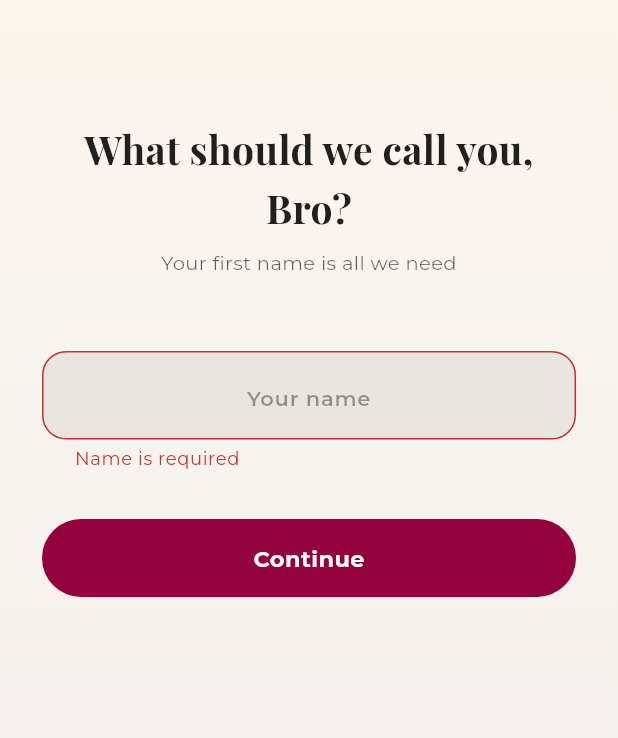
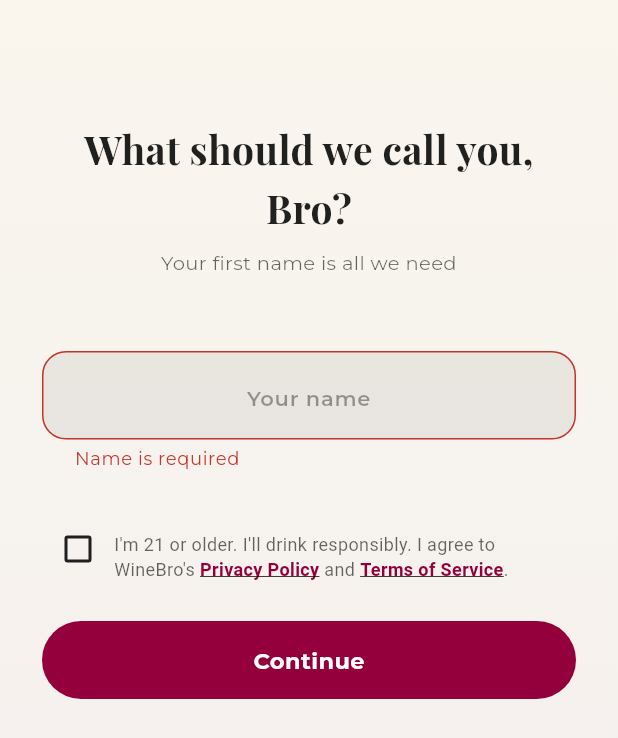
Before and after one commit to dushyantb11-rgb/winebro, a Flutter app: the NameScreen screen opened by its route, after a tap on "Continue", on a phone screen of 412 x 824 dp. Shown: the top 738 px of the screen. Run offline on Flutter 3.47's test engine with Material 3 defaults, Android fonts, the phone set to English and light mode, and no system bars; our stand-ins replace cloud_firestore, firebase_auth, firebase_core, firebase_crashlytics, firebase_messaging, firebase_storage and 8 more; missing offline and left inert: google_mlkit_text_recognition, record, string_similarity; accounts and stored records are empty.

Commit message:
feat(legal): S7.3 — explicit age gate on signup (#33)
Closes the alcohol-app compliance gap. The NameScreen previously
auto-set isAgeVerified=true without asking — required correction
before Play Console / App Store submission.

Now: required checkbox above the Continue button reading
"I'm 21 or older. I'll drink responsibly. I agree to WineBro's
Privacy Policy and Terms of Service." Privacy + Terms link to
https://winebro.web.app/{privacy-policy,terms}.html (already
hosted, also linked from Settings). Continue button shows a
snackbar and refuses to proceed if the box is unchecked.

App (lib/features/auth/presentation/screens/name_screen.dart):
- _ageConfirmed state + _AgeGateRow widget (Checkbox + Text.rich
  with TapGestureRecognizer for inline links).
- _submit() blocks when unchecked; on submit, persists
  isAgeVerified=_ageConfirmed (was: hardcoded true).
- _openLegal() launches policy URLs in external browser.

l10n: 6 new keys (ageGateLeading / Privacy / And / Terms /
Trailing / Required) — split tokens so the inline links are
locale-independent.

Verified:
- flutter analyze lib/ — 0 errors, 0 warnings
- flutter build apk --debug — exit 0

Co-authored-by: PrasannaSwati-UI <300630@ust.com>

```diff
--- a/lib/features/auth/presentation/screens/name_screen.dart
+++ b/lib/features/auth/presentation/screens/name_screen.dart
@@ -1,5 +1,7 @@
 import 'package:flutter/material.dart';
+import 'package:flutter/gestures.dart';
 import 'package:flutter_riverpod/flutter_riverpod.dart';
+import 'package:url_launcher/url_launcher.dart';
 import 'package:winebro/core/l10n/l10n_extension.dart';
 import 'package:winebro/core/theme/app_colors.dart';
 import 'package:winebro/core/utils/validators.dart';
@@ -19,6 +21,7 @@ class _NameScreenState extends ConsumerState<NameScreen> {
   final _nameController = TextEditingController();
   final _formKey = GlobalKey<FormState>();
   bool _isLoading = false;
+  bool _ageConfirmed = false;
 
   @override
   void dispose() {
@@ -28,15 +31,27 @@ class _NameScreenState extends ConsumerState<NameScreen> {
 
   Future<void> _submit() async {
     if (!_formKey.currentState!.validate()) return;
+    if (!_ageConfirmed) {
+      ScaffoldMessenger.of(context).showSnackBar(
+        SnackBar(content: Text(context.l10n.ageGateRequired)),
+      );
+      return;
+    }
 
     setState(() => _isLoading = true);
 
     await ref.read(authStateProvider.notifier).saveProfile(
       displayName: _nameController.text.trim(),
-      isAgeVerified: true,
+      isAgeVerified: _ageConfirmed,
     );
 
     if (mounted) setState(() => _isLoading = false);
+  }
+
+  Future<void> _openLegal(Uri uri) async {
+    if (await canLaunchUrl(uri)) {
+      await launchUrl(uri, mode: LaunchMode.externalApplication);
+    }
   }
 
   @override
@@ -96,7 +111,20 @@ class _NameScreenState extends ConsumerState<NameScreen> {
                 validator: Validators.displayName,
                 onFieldSubmitted: (_) => _submit(),
               ),
-              const SizedBox(height: 32),
+              const SizedBox(height: 28),
+              _AgeGateRow(
+                value: _ageConfirmed,
+                colors: colors,
+                onChanged: (v) =>
+                    setState(() => _ageConfirmed = v ?? false),
+                onTapPrivacy: () => _openLegal(
+                  Uri.parse('https://winebro.web.app/privacy-policy.html'),
+                ),
+                onTapTerms: () => _openLegal(
+                  Uri.parse('https://winebro.web.app/terms.html'),
+                ),
+              ),
+              const SizedBox(height: 24),
               LoadingButton(
                 onPressed: _submit,
                 label: l10n.continueButton,
@@ -109,3 +137,69 @@ class _NameScreenState extends ConsumerState<NameScreen> {
     );
   }
 }
+
+class _AgeGateRow extends StatelessWidget {
+  const _AgeGateRow({
+    required this.value,
+    required this.colors,
+    required this.onChanged,
+    required this.onTapPrivacy,
+    required this.onTapTerms,
+  });
+
+  final bool value;
+  final AppColors colors;
+  final ValueChanged<bool?> onChanged;
+  final VoidCallback onTapPrivacy;
+  final VoidCallback onTapTerms;
+
+  @override
+  Widget build(BuildContext context) {
+    final l10n = context.l10n;
+    final linkStyle = TextStyle(
+      color: colors.paprika,
+      fontWeight: FontWeight.w700,
+      decoration: TextDecoration.underline,
+    );
+    return Row(
+      crossAxisAlignment: CrossAxisAlignment.start,
+      children: [
+        Checkbox(
+          value: value,
+          onChanged: onChanged,
+          activeColor: colors.paprika,
+          checkColor: colors.inkOnHero,
+        ),
+        Expanded(
+          child: Padding(
+            padding: const EdgeInsets.only(top: 12),
+            child: Text.rich(
+              TextSpan(
+                style: TextStyle(
+                  color: colors.textSecondary,
+                  fontSize: 12,
+                  height: 1.45,
+                ),
+                children: [
+                  TextSpan(text: l10n.ageGateLeading),
+                  TextSpan(
+                    text: l10n.ageGatePrivacy,
+                    style: linkStyle,
+                    recognizer: TapGestureRecognizer()..onTap = onTapPrivacy,
+                  ),
+                  TextSpan(text: l10n.ageGateAnd),
+                  TextSpan(
+                    text: l10n.ageGateTerms,
+                    style: linkStyle,
+                    recognizer: TapGestureRecognizer()..onTap = onTapTerms,
+                  ),
+                  TextSpan(text: l10n.ageGateTrailing),
+                ],
+              ),
+            ),
+          ),
+        ),
+      ],
+    );
+  }
+}
--- a/lib/l10n/app_en.arb
+++ b/lib/l10n/app_en.arb
@@ -1096,5 +1096,18 @@
   "wrapUpEmptyBody": "Log a tasting and Bro will start putting together your year.",
   "@wrapUpEmptyBody": {"description": "Empty state body"},
   "wrapUpEmptyCta": "Open journal",
-  "@wrapUpEmptyCta": {"description": "Empty CTA"}
+  "@wrapUpEmptyCta": {"description": "Empty CTA"},
+
+  "ageGateLeading": "I'm 21 or older. I'll drink responsibly. I agree to WineBro's ",
+  "@ageGateLeading": {"description": "Age gate leading text"},
+  "ageGatePrivacy": "Privacy Policy",
+  "@ageGatePrivacy": {"description": "Privacy link in age gate"},
+  "ageGateAnd": " and ",
+  "@ageGateAnd": {"description": "Conjunction"},
+  "ageGateTerms": "Terms of Service",
+  "@ageGateTerms": {"description": "Terms link in age gate"},
+  "ageGateTrailing": ".",
+  "@ageGateTrailing": {"description": "Trailing punctuation"},
+  "ageGateRequired": "Please confirm you are 21+ and accept the policies to continue.",
+  "@ageGateRequired": {"description": "Snackbar when checkbox unchecked"}
 }
```
Also changed, not shown: lib/l10n/generated/app_localizations.dart, lib/l10n/generated/app_localizations_en.dart, lib/l10n/generated/app_localizations_gu.dart, lib/l10n/generated/app_localizations_hi.dart, lib/l10n/generated/app_localizations_mr.dart.
